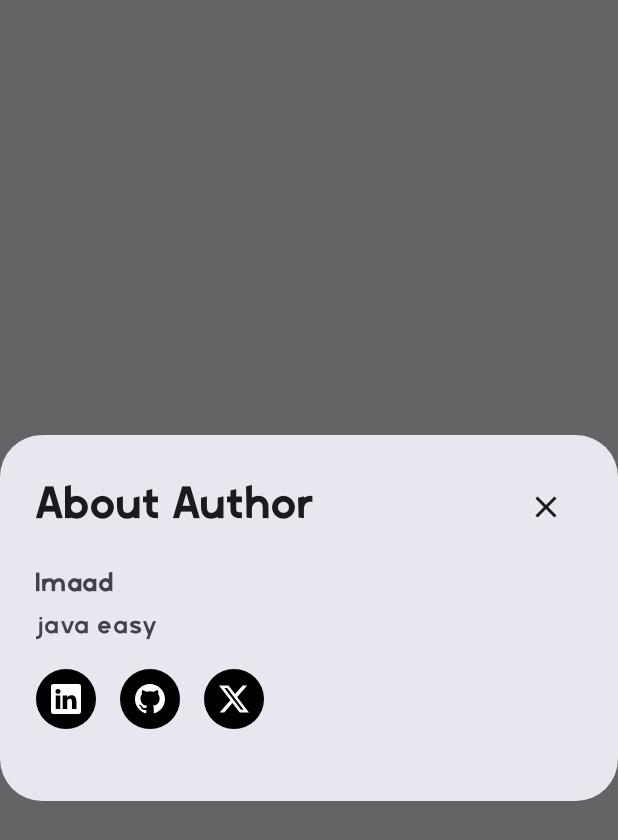
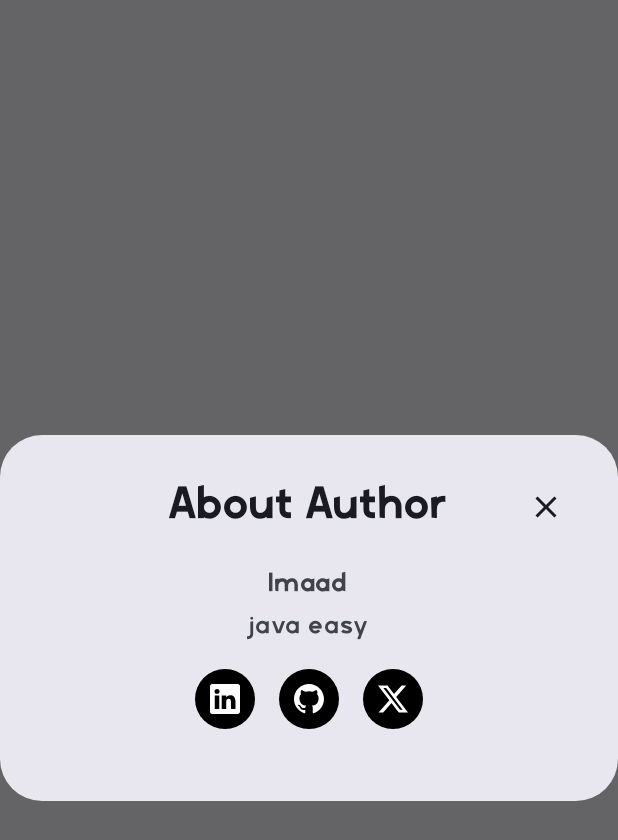
Before and after one commit to imaad666/Qare, an Android app built with Jetpack Compose: the composable AuthorDialog shown on its own in the app's theme, on a phone screen of 412 x 824 dp. Shown: the top 840 px of the screen. Run offline under Robolectric (Android 15) with nearby library versions, the phone set to English and light mode, and no system bars; libraries missing offline, so code that uses them is left out: com.google.mlkit.vision.

Commit message:
Few UI fixes

```diff
--- a/app/src/main/java/com/example/qare/MainActivity.kt
+++ b/app/src/main/java/com/example/qare/MainActivity.kt
@@ -650,22 +650,25 @@ private fun AuthorDialog(onDismiss: () -> Unit) {
         confirmButton = {},
         dismissButton = {},
         title = {
-            Row(
-                modifier = Modifier.fillMaxWidth(),
-                horizontalArrangement = Arrangement.SpaceBetween,
-                verticalAlignment = Alignment.CenterVertically
-            ) {
-                Text("About Author", fontFamily = RequinerFamily, fontWeight = FontWeight.Bold)
-                IconButton(onClick = onDismiss) { Icon(Icons.Filled.Close, contentDescription = "Close") }
+            Box(modifier = Modifier.fillMaxWidth()) {
+                Text(
+                    "About Author",
+                    fontFamily = RequinerFamily,
+                    fontWeight = FontWeight.Bold,
+                    modifier = Modifier.align(Alignment.Center)
+                )
+                IconButton(onClick = onDismiss, modifier = Modifier.align(Alignment.CenterEnd)) {
+                    Icon(Icons.Filled.Close, contentDescription = "Close")
+                }
             }
         },
         text = {
-            Column(modifier = Modifier.fillMaxWidth()) {
+            Column(modifier = Modifier.fillMaxWidth(), horizontalAlignment = Alignment.CenterHorizontally) {
                 Text("Imaad", fontFamily = RequinerFamily, fontWeight = FontWeight.Bold)
                 Spacer(Modifier.height(4.dp))
                 Text("java easy", fontFamily = RequinerFamily)
                 Spacer(Modifier.height(16.dp))
-                Row(horizontalArrangement = Arrangement.spacedBy(16.dp)) {
+                Row(modifier = Modifier.fillMaxWidth(), horizontalArrangement = androidx.compose.foundation.layout.Arrangement.spacedBy(16.dp, Alignment.CenterHorizontally)) {
                     SocialIconVector(drawableName = "ic_linkedin") { openUrl(context, "https://in.linkedin.com/in/imaadwani") }
                     SocialIconVector(drawableName = "ic_github") { openUrl(context, "https://github.com/imaad666") }
                     SocialIconVector(drawableName = "ic_twitter_x") { openUrl(context, "https://x.com/thenotoriousimi") }
```
